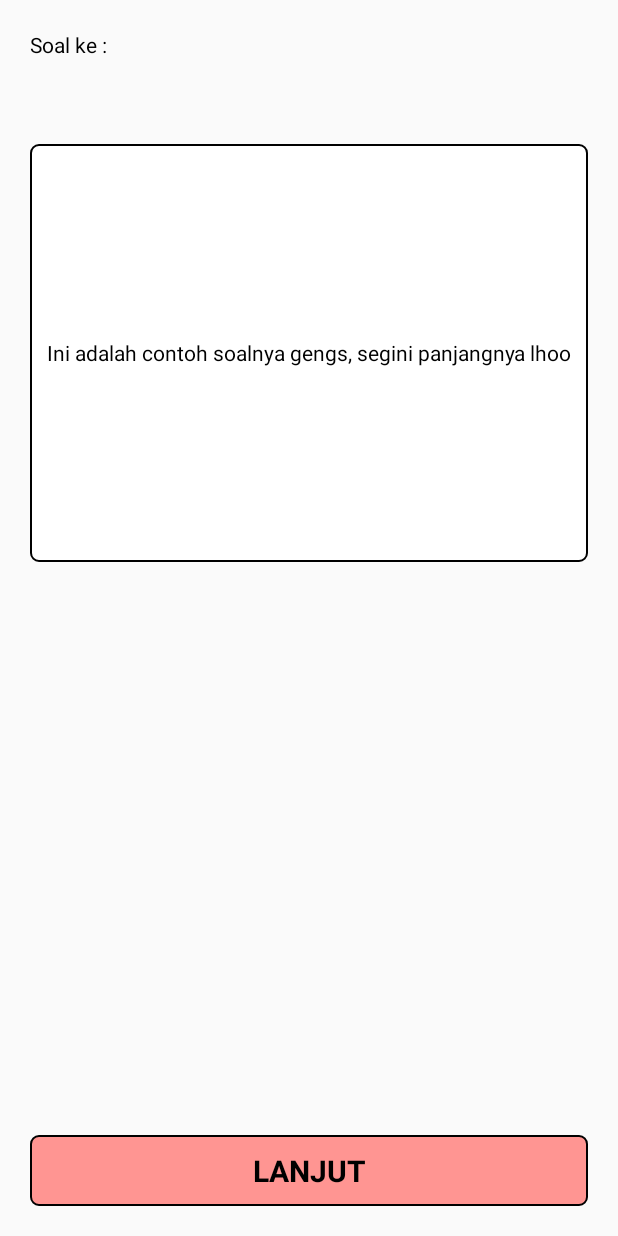
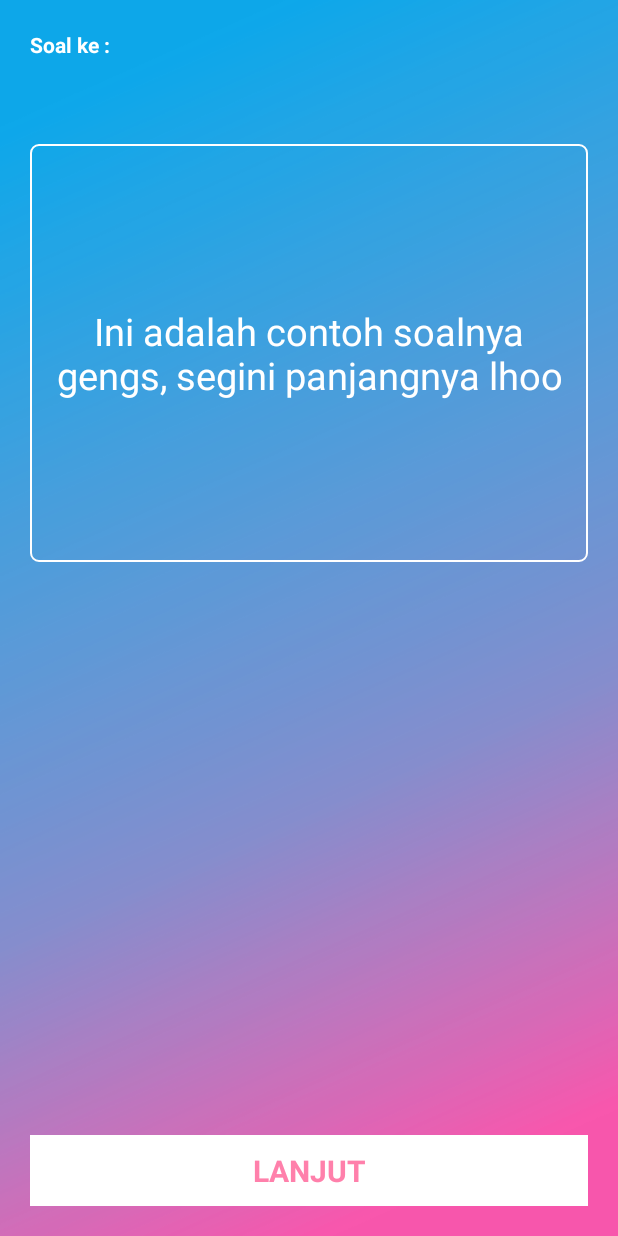
Before and after one commit to iavtamvan/IPB-STUNTING-TESIS-ANDROID, an Android app: the layout activity_kuis.xml on its own in the app's theme, with its tools: preview values and no code run, on a phone screen of 412 x 824 dp. Run offline under Robolectric (Android 15) with nearby library versions, the light colour scheme and no system bars.

Commit message:
addding bg change mbuh

```diff
--- a/app/src/main/java/com/iav/ipb/ui/kuis/KuisActivity.kt
+++ b/app/src/main/java/com/iav/ipb/ui/kuis/KuisActivity.kt
@@ -28,6 +28,7 @@ class KuisActivity : AppCompatActivity(), View.OnClickListener {
     override fun onCreate(savedInstanceState: Bundle?) {
         super.onCreate(savedInstanceState)
         setContentView(R.layout.activity_kuis)
+        supportActionBar?.hide()
 
         listKuis = KuisData.kuisSoal
         listPilihanJawaban = KuisData.pilihanJawabanSoal
--- /dev/null
+++ b/app/src/main/res/drawable/border_kotak.xml
@@ -0,0 +1,10 @@
+<?xml version="1.0" encoding="utf-8"?>
+<shape xmlns:android="http://schemas.android.com/apk/res/android"
+    android:shape="rectangle">
+
+    <corners android:radius="5dp" />
+    <stroke
+        android:width="1dp"
+        android:color="#ffff" />
+
+</shape>
--- a/app/src/main/res/layout/activity_hasil.xml
+++ b/app/src/main/res/layout/activity_hasil.xml
@@ -4,6 +4,7 @@
     xmlns:tools="http://schemas.android.com/tools"
     android:layout_width="match_parent"
     android:layout_height="match_parent"
+    android:background="@drawable/background"
     android:padding="20dp"
     tools:context=".ui.kuis.HasilActivity">
 
@@ -12,6 +13,8 @@
         android:layout_width="wrap_content"
         android:layout_height="wrap_content"
         android:text="STATUS"
+        android:textColor="@android:color/black"
+        android:textStyle="bold"
         android:textSize="24sp"
         app:layout_constraintLeft_toLeftOf="parent"
         app:layout_constraintRight_toRightOf="parent"
@@ -22,6 +25,7 @@
         android:layout_width="wrap_content"
         android:layout_height="wrap_content"
         android:textSize="50sp"
+        android:textColor="@android:color/black"
         app:layout_constraintLeft_toLeftOf="parent"
         app:layout_constraintRight_toRightOf="parent"
         app:layout_constraintTop_toBottomOf="@id/hasil_tv_judul_jumlah_skor"
@@ -33,6 +37,7 @@
         android:layout_height="wrap_content"
         android:layout_marginTop="20dp"
         android:text="Deskripsi jawaban tidak"
+        android:visibility="gone"
         android:textSize="16sp"
         app:layout_constraintLeft_toLeftOf="parent"
         app:layout_constraintTop_toBottomOf="@id/hasil_tv_skor" />
--- a/app/src/main/res/layout/activity_kuis.xml
+++ b/app/src/main/res/layout/activity_kuis.xml
@@ -5,6 +5,7 @@
     android:layout_width="match_parent"
     android:layout_height="match_parent"
     android:padding="20dp"
+    android:background="@drawable/background"
     tools:context=".ui.kuis.KuisActivity">
 
     <TextView
@@ -12,7 +13,8 @@
         android:layout_width="wrap_content"
         android:layout_height="wrap_content"
         android:text="Soal ke : "
-        android:textColor="#000"
+        android:textStyle="bold"
+        android:textColor="#fff"
         android:textSize="14sp"
         app:layout_constraintLeft_toLeftOf="parent"
         app:layout_constraintTop_toTopOf="parent" />
@@ -42,11 +44,11 @@
         android:id="@+id/kuis_tv_soal"
         android:layout_width="match_parent"
         android:layout_height="0dp"
-        android:background="@drawable/border_tv_soal"
+        android:background="@drawable/border_kotak"
         android:gravity="center"
         android:padding="10dp"
-        android:textColor="#000"
-        android:textSize="14sp"
+        android:textColor="#ffff"
+        android:textSize="25sp"
         app:layout_constraintBottom_toBottomOf="parent"
         app:layout_constraintDimensionRatio="4:3"
         app:layout_constraintLeft_toLeftOf="parent"
@@ -59,7 +61,7 @@
         android:id="@+id/kuis_radiogrup"
         android:layout_width="match_parent"
         android:layout_height="wrap_content"
-        android:layout_marginTop="10dp"
+        android:layout_marginTop="18dp"
         app:layout_constraintLeft_toLeftOf="parent"
         app:layout_constraintRight_toRightOf="parent"
         app:layout_constraintTop_toBottomOf="@id/kuis_tv_soal">
@@ -78,11 +80,11 @@
         android:layout_width="0dp"
         android:layout_height="wrap_content"
         android:layout_marginTop="20dp"
-        android:background="@drawable/border_tv_jawaban_tidak"
+        android:background="#ffff"
         android:gravity="center"
         android:padding="10dp"
         android:text="LANJUT"
-        android:textColor="#000"
+        android:textColor="@color/colorPrimary"
         android:textSize="20sp"
         android:textStyle="bold"
         app:layout_constraintBottom_toBottomOf="parent"
```
Also changed, not shown: app/src/main/java/com/iav/ipb/data/KuisData.kt (+11 -10 lines), app/src/main/res/layout/view_hasil.xml (+16 -1 lines).
